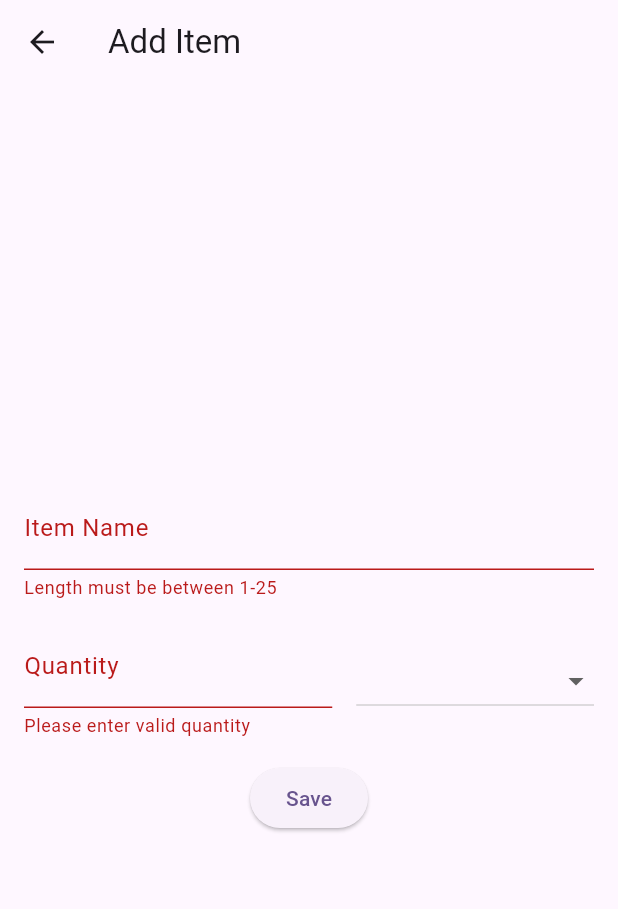
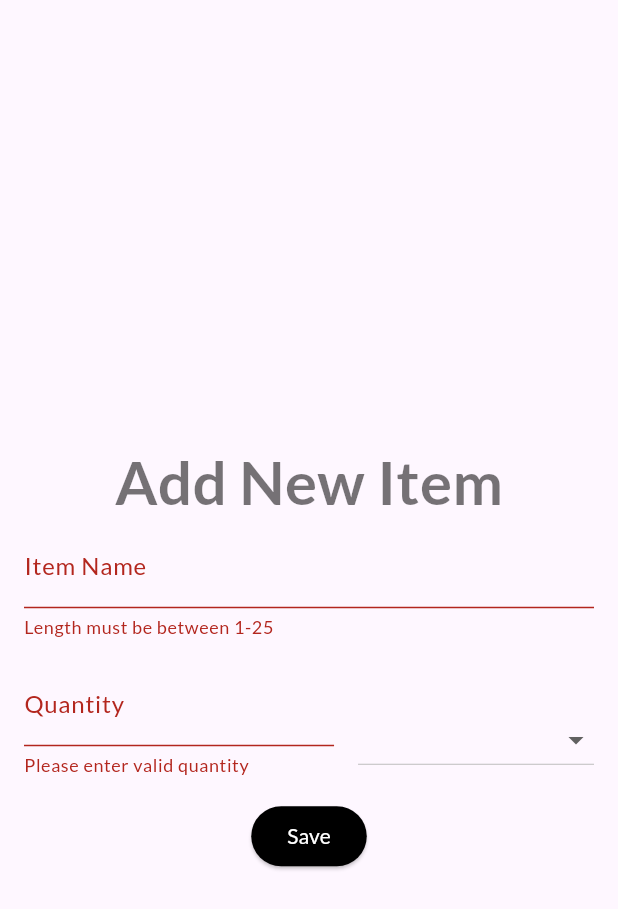
Before and after one commit to Naveedrj/shopping_list_flutter, a Flutter app: the AddItem screen opened directly, after a tap on "Save", on a phone screen of 412 x 824 dp. Shown: the top 909 px of the screen. Run offline on Flutter 3.47's test engine with Material 3 defaults, Android fonts, the phone set to English and light mode, and no system bars; our stand-ins replace google_fonts.

```diff
--- a/lib/add_item.dart
+++ b/lib/add_item.dart
@@ -35,22 +35,51 @@ class _AddItemState extends State<AddItem> {
 
   final _formKey = GlobalKey<FormState>();
 
-  _saveItem(){
-     if( _formKey.currentState!.validate()){
-       final url = Uri.http('shoppinglist-8b152-default-rtdb.firebaseio.com' , 'shopping_list.json' );
+  _saveItem() {
+    if (_formKey.currentState!.validate()) {
+      try {
+        final url = Uri.https('shoppinglist-8b152-default-rtdb.firebaseio.com', 'shopping_list.json');
         http.post(
-         url ,
+          url,
           headers: {
-           'Content-Type' : 'application/json'
+            'Content-Type': 'application/json'
           },
           body: json.encode({
-           'name' : _nameController.text,
-           'quantity' : _quantityController.text,
-           'category' : _selectedCategory
-         })
+            'name': _nameController.text,
+            'quantity': _quantityController.text,
+            'category': _selectedCategory
+          }),
         );
+      } on Exception catch (e) {
+        showDialog(
+          context: context,
+          builder: (BuildContext context) {
+            return AlertDialog(
+              title: Text('Connection Error'),
+              content: Text(
+                  'Failed to establish a connection with the server. Please check your internet connection or try again later.'),
+              actions: <Widget>[
+                TextButton(
+                  onPressed: () {
+                    Navigator.of(context).pop();
+                  },
+                  child: Text('OK'),
+                ),
+              ],
+            );
+          },
+        );
+      } catch (e) {
+        // Handle other exceptions if needed
+        print('Error: $e');
+      }
+      if(!context.mounted){
+        return;
+      }
+      Navigator.pop(context);
     }
   }
+
 
   @override
   void initState() {
@@ -67,17 +96,22 @@ class _AddItemState extends State<AddItem> {
   @override
   Widget build(BuildContext context) {
     return Scaffold(
-      appBar: AppBar(
-        title: Text('Add Item'),
-      ),
-      body: Center(
-        child: Padding(
+      body: Padding(
         padding: EdgeInsets.all(16.0),
         child: Form(
           key: _formKey,
           child: Column(
             mainAxisAlignment: MainAxisAlignment.center,
             children: [
+              Padding(padding: EdgeInsets.fromLTRB(10, 50, 10, 0)),
+
+              Text('Add New Item',
+                style: TextStyle(
+                  fontSize: 40,
+                  fontWeight: FontWeight.bold,
+                  color: Colors.black54,
+                ),
+              ),
               TextFormField(
                 controller: _nameController,
                 decoration: InputDecoration(
@@ -92,6 +126,7 @@ class _AddItemState extends State<AddItem> {
               ),
               SizedBox(height: 16.0),
               Row(
+                crossAxisAlignment: CrossAxisAlignment.end,
                 children: [
                   Expanded(
                     child: TextFormField(
@@ -127,14 +162,17 @@ class _AddItemState extends State<AddItem> {
               ),
               SizedBox(height: 16.0),
               ElevatedButton(
+                style: ElevatedButton.styleFrom(
+                    foregroundColor: Colors.white,
+                    backgroundColor: Colors.black
+                ),
                 onPressed: _saveItem,
                 child: Text('Save'),
               ),
             ],
           ),
         ),
-        ),
-      ),
+      )
     );
   }
 }
--- a/lib/item.dart
+++ b/lib/item.dart
@@ -1,10 +1,13 @@
 class Item{
   Item({
+
+   required this.id,
    required this.name,
    required this.quantity,
    required this.category
 });
 
+  final String id;
   final String name;
   final int quantity;
   final String category;
--- a/lib/item_view.dart
+++ b/lib/item_view.dart
@@ -31,7 +31,8 @@ class ViewItem extends StatelessWidget {
             Text(
               name,
               style: TextStyle(
-                fontSize: 20,
+                fontSize: 22,
+                color: Colors.black87,
                 fontWeight: FontWeight.bold,
               ),
             ),
--- a/pubspec.yaml
+++ b/pubspec.yaml
@@ -36,6 +36,7 @@ dependencies:
   # Use with the CupertinoIcons class for iOS style icons.
   cupertino_icons: ^1.0.6
   http: ^1.2.1
+  google_fonts: ^6.2.0
 
 dev_dependencies:
   flutter_test:
```
Also changed, not shown: lib/HomeScreen.dart (+72 -33 lines), lib/main.dart (+15 -4 lines), pubspec.lock. Lines whose indentation alone changed are shown as unchanged.
